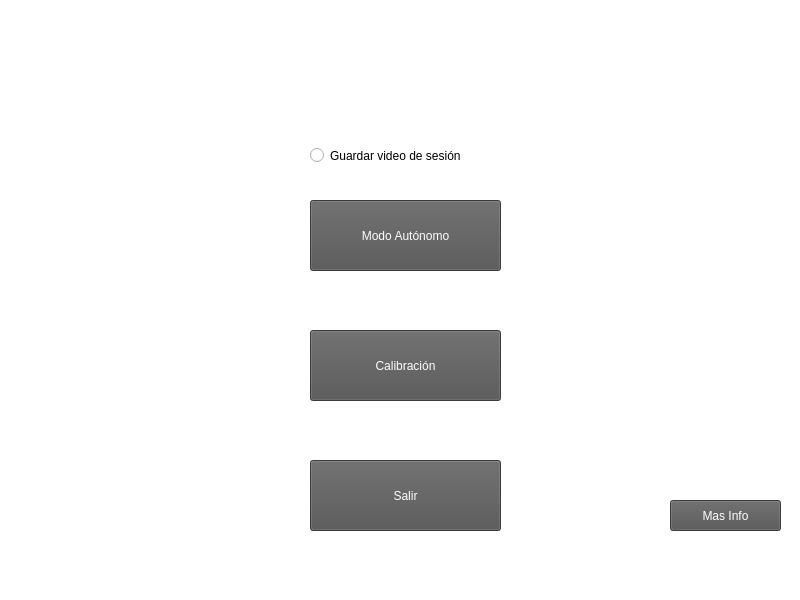
This is UI/main.ui in LuisAngelFonseca/Drone-X_Autonomy- as Qt 5 draws it before an edit. The edited form follows.
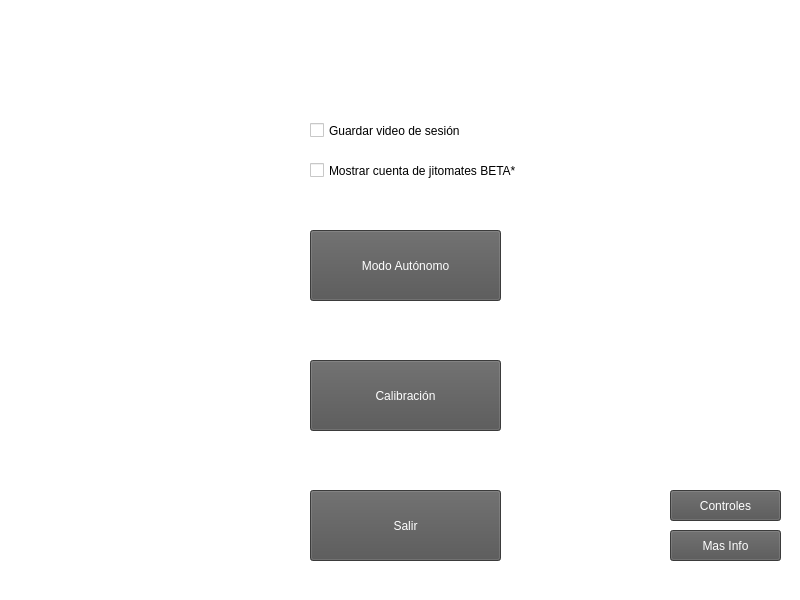
This is the edited form. Icons and pictures are not drawn.

Commit message: Added manual controls botton

Diff of the .ui file:
```diff
--- a/UI/main.ui
+++ b/UI/main.ui
@@ -20,8 +20,8 @@
    <widget class="QLabel" name="logo">
     <property name="geometry">
      <rect>
-      <x>270</x>
-      <y>20</y>
+      <x>280</x>
+      <y>-10</y>
       <width>261</width>
       <height>101</height>
      </rect>
@@ -40,7 +40,7 @@
     <property name="geometry">
      <rect>
       <x>310</x>
-      <y>200</y>
+      <y>230</y>
       <width>191</width>
       <height>71</height>
      </rect>
@@ -61,7 +61,7 @@
     <property name="geometry">
      <rect>
       <x>310</x>
-      <y>330</y>
+      <y>360</y>
       <width>191</width>
       <height>71</height>
      </rect>
@@ -82,7 +82,7 @@
     <property name="geometry">
      <rect>
       <x>310</x>
-      <y>460</y>
+      <y>490</y>
       <width>191</width>
       <height>71</height>
      </rect>
@@ -103,7 +103,7 @@
     <property name="geometry">
      <rect>
       <x>670</x>
-      <y>500</y>
+      <y>530</y>
       <width>111</width>
       <height>31</height>
      </rect>
@@ -120,13 +120,13 @@
      <string>Mas Info</string>
     </property>
    </widget>
-   <widget class="QRadioButton" name="radioButton">
+   <widget class="QCheckBox" name="checkBox">
     <property name="geometry">
      <rect>
       <x>310</x>
       <y>120</y>
       <width>211</width>
-      <height>71</height>
+      <height>21</height>
      </rect>
     </property>
     <property name="styleSheet">
@@ -136,6 +136,43 @@
      <string>Guardar video de sesión</string>
     </property>
    </widget>
+   <widget class="QCheckBox" name="checkBox_2">
+    <property name="geometry">
+     <rect>
+      <x>310</x>
+      <y>160</y>
+      <width>271</width>
+      <height>21</height>
+     </rect>
+    </property>
+    <property name="styleSheet">
+     <string notr="true">font: 10pt &quot;Impact&quot;;</string>
+    </property>
+    <property name="text">
+     <string>Mostrar cuenta de jitomates BETA*</string>
+    </property>
+   </widget>
+   <widget class="QPushButton" name="controls_button">
+    <property name="geometry">
+     <rect>
+      <x>670</x>
+      <y>490</y>
+      <width>111</width>
+      <height>31</height>
+     </rect>
+    </property>
+    <property name="statusTip">
+     <string>Controles manuales del dron</string>
+    </property>
+    <property name="styleSheet">
+     <string notr="true">background-color: rgb(83, 83, 83);
+color: rgb(255, 255, 255);
+font: 8pt &quot;Impact&quot;;</string>
+    </property>
+    <property name="text">
+     <string>Controles</string>
+    </property>
+   </widget>
   </widget>
   <widget class="QMenuBar" name="menubar">
    <property name="geometry">
```
Left out of the diff: 2 changed lines with no effect on the pictures. The commit also changes 2 other files.
